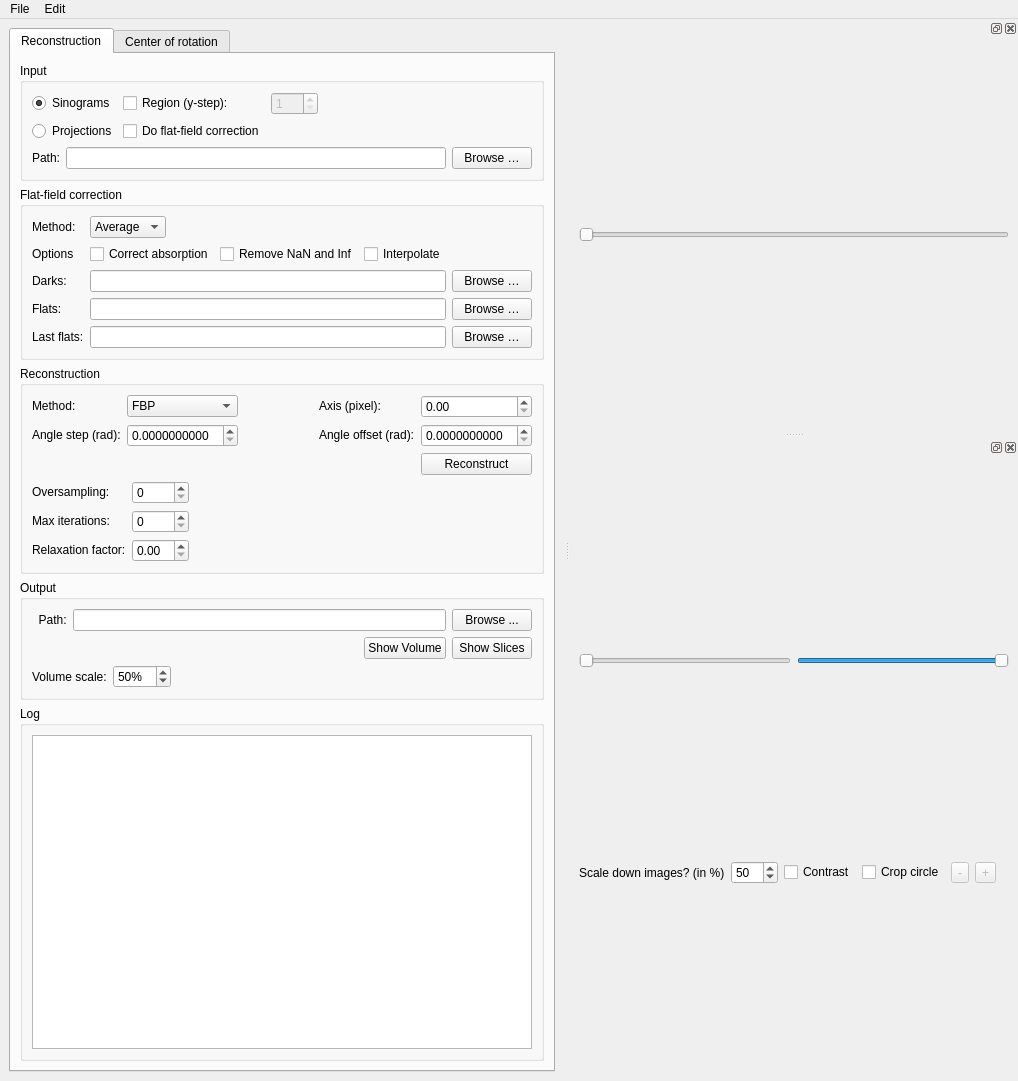
Old version of the form tofu/gui.ui in the repository ufo-kit/tofu.
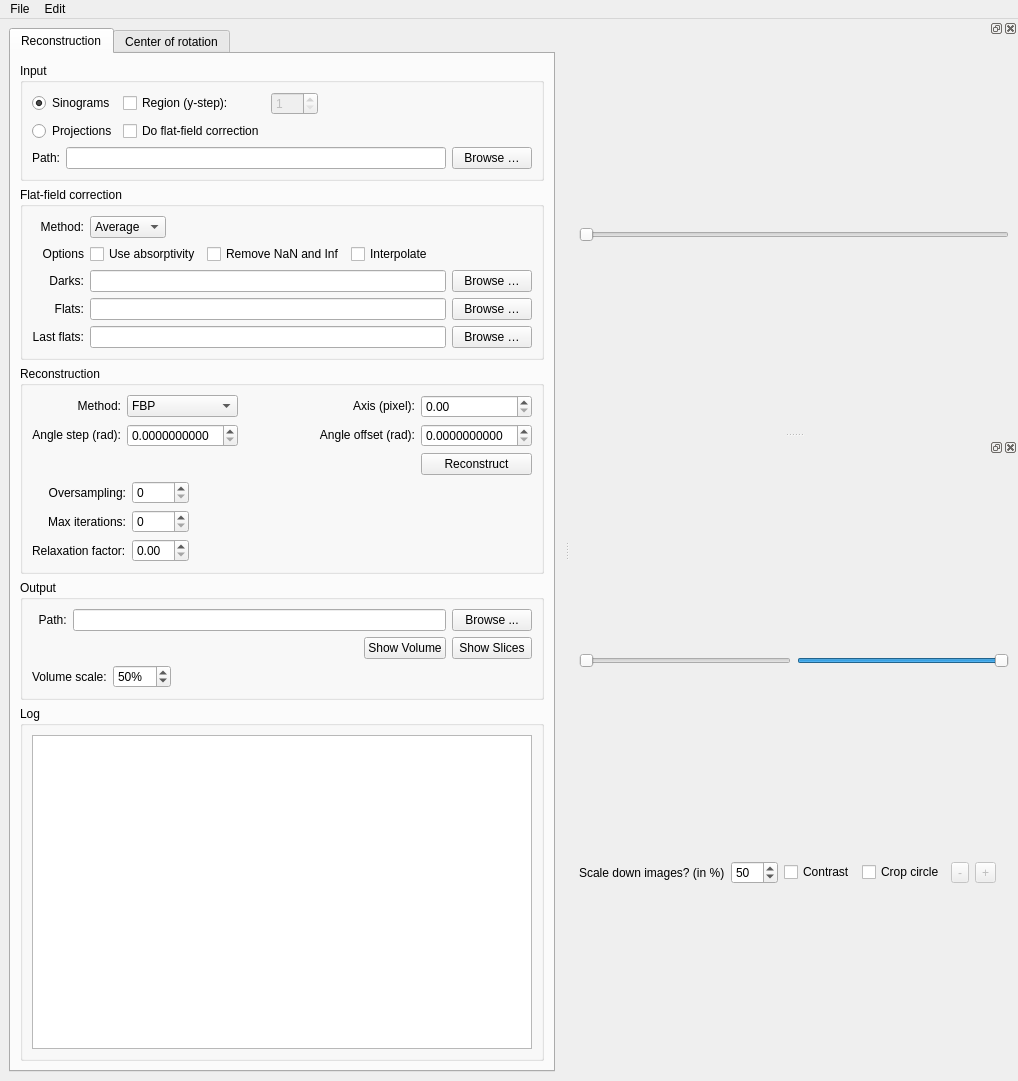
New version of the form. The open tabs and pages were chosen to show the change.

Commit message: Update GUI and follow GNOME HIG

```diff
--- a/tofu/gui.ui
+++ b/tofu/gui.ui
@@ -309,6 +309,9 @@
                <property name="text">
                 <string>Options</string>
                </property>
+               <property name="alignment">
+                <set>Qt::AlignRight|Qt::AlignTrailing|Qt::AlignVCenter</set>
+               </property>
               </widget>
              </item>
              <item row="1" column="1">
@@ -316,7 +319,7 @@
                <item>
                 <widget class="QCheckBox" name="absorptivity_box">
                  <property name="text">
-                  <string>Correct absorption</string>
+                  <string>Use absorptivity</string>
                  </property>
                 </widget>
                </item>
@@ -360,6 +363,9 @@
                <property name="text">
                 <string>Method:</string>
                </property>
+               <property name="alignment">
+                <set>Qt::AlignRight|Qt::AlignTrailing|Qt::AlignVCenter</set>
+               </property>
               </widget>
              </item>
              <item row="2" column="0">
@@ -373,6 +379,9 @@
                <property name="text">
                 <string>Darks:</string>
                </property>
+               <property name="alignment">
+                <set>Qt::AlignRight|Qt::AlignTrailing|Qt::AlignVCenter</set>
+               </property>
               </widget>
              </item>
              <item row="2" column="1">
@@ -414,7 +423,10 @@
                 <number>0</number>
                </property>
                <property name="text">
-                <string>Flats:   </string>
+                <string>Flats:</string>
+               </property>
+               <property name="alignment">
+                <set>Qt::AlignRight|Qt::AlignTrailing|Qt::AlignVCenter</set>
                </property>
               </widget>
              </item>
@@ -423,6 +435,9 @@
                <property name="text">
                 <string>Last flats:</string>
                </property>
+               <property name="alignment">
+                <set>Qt::AlignRight|Qt::AlignTrailing|Qt::AlignVCenter</set>
+               </property>
               </widget>
              </item>
              <item row="3" column="1">
@@ -496,6 +511,9 @@
                <property name="text">
                 <string>Angle step (rad):</string>
                </property>
+               <property name="alignment">
+                <set>Qt::AlignRight|Qt::AlignTrailing|Qt::AlignVCenter</set>
+               </property>
               </widget>
              </item>
              <item row="0" column="0">
@@ -515,6 +533,9 @@
                <property name="text">
                 <string>Method:</string>
                </property>
+               <property name="alignment">
+                <set>Qt::AlignRight|Qt::AlignTrailing|Qt::AlignVCenter</set>
+               </property>
               </widget>
              </item>
              <item row="0" column="1">
@@ -591,6 +612,9 @@
                <property name="text">
                 <string>Angle offset (rad):</string>
                </property>
+               <property name="alignment">
+                <set>Qt::AlignRight|Qt::AlignTrailing|Qt::AlignVCenter</set>
+               </property>
               </widget>
              </item>
              <item row="2" column="4">
@@ -620,6 +644,9 @@
                <property name="text">
                 <string>Axis (pixel):</string>
                </property>
+               <property name="alignment">
+                <set>Qt::AlignRight|Qt::AlignTrailing|Qt::AlignVCenter</set>
+               </property>
               </widget>
              </item>
              <item row="0" column="4">
@@ -661,7 +688,7 @@
              <item row="1" column="0">
               <widget class="QLabel" name="iterations_sart_label">
                <property name="sizePolicy">
-                <sizepolicy hsizetype="Minimum" vsizetype="Fixed">
+                <sizepolicy hsizetype="Preferred" vsizetype="Preferred">
                  <horstretch>0</horstretch>
                  <verstretch>0</verstretch>
                 </sizepolicy>
@@ -669,6 +696,9 @@
                <property name="text">
                 <string>Max iterations:</string>
                </property>
+               <property name="alignment">
+                <set>Qt::AlignRight|Qt::AlignTrailing|Qt::AlignVCenter</set>
+               </property>
               </widget>
              </item>
              <item row="1" column="1">
@@ -681,7 +711,7 @@
              <item row="2" column="0">
               <widget class="QLabel" name="relaxation_label">
                <property name="sizePolicy">
-                <sizepolicy hsizetype="Minimum" vsizetype="Fixed">
+                <sizepolicy hsizetype="Preferred" vsizetype="Preferred">
                  <horstretch>0</horstretch>
                  <verstretch>0</verstretch>
                 </sizepolicy>
@@ -730,7 +760,7 @@
                 <bool>true</bool>
                </property>
                <property name="sizePolicy">
-                <sizepolicy hsizetype="Minimum" vsizetype="Fixed">
+                <sizepolicy hsizetype="Preferred" vsizetype="Preferred">
                  <horstretch>0</horstretch>
                  <verstretch>0</verstretch>
                 </sizepolicy>
@@ -738,6 +768,9 @@
                <property name="text">
                 <string>Oversampling:</string>
                </property>
+               <property name="alignment">
+                <set>Qt::AlignRight|Qt::AlignTrailing|Qt::AlignVCenter</set>
+               </property>
               </widget>
              </item>
             </layout>
```
Left out of the diff: 2 changed lines with no effect on the pictures.
